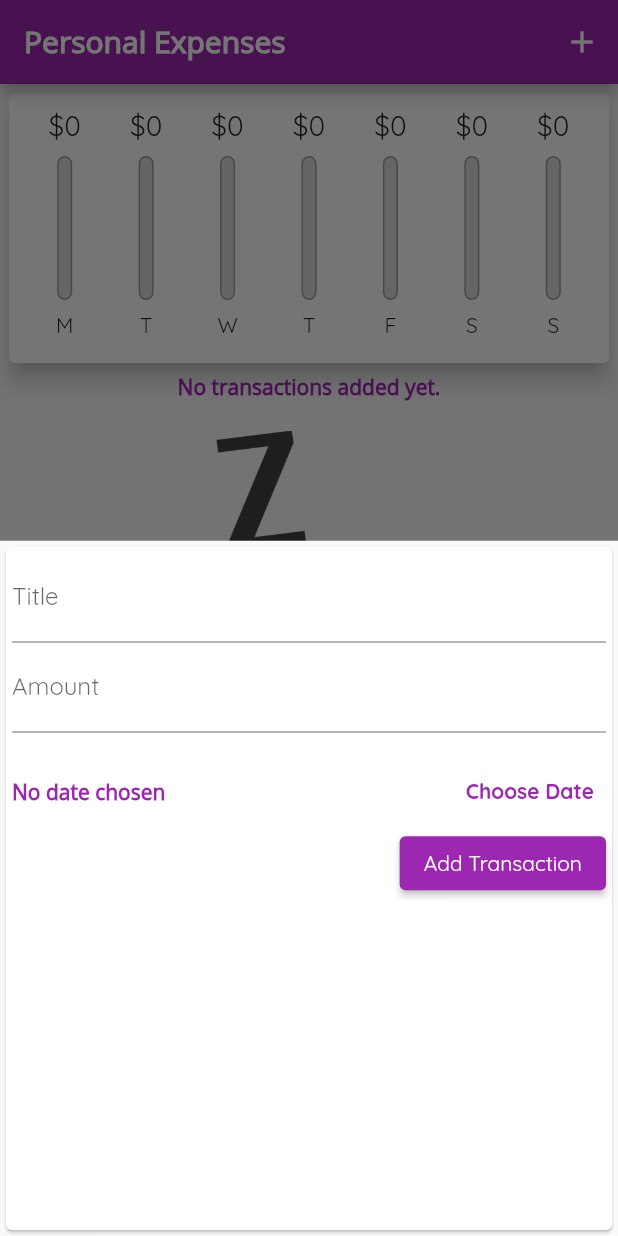
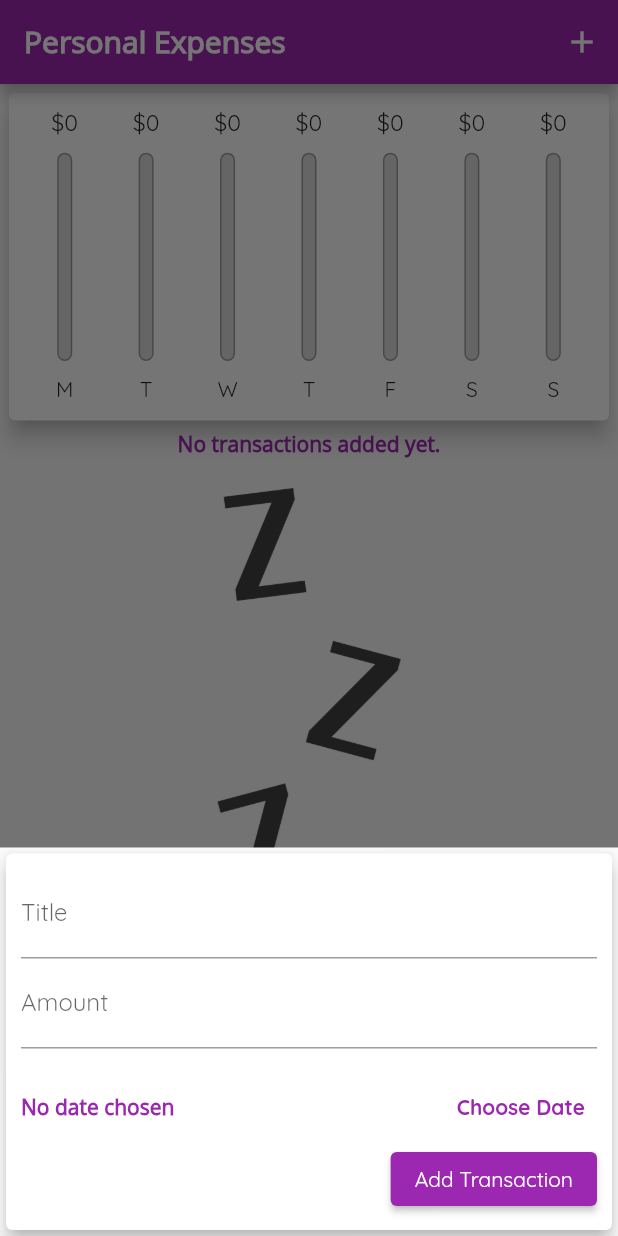
Before and after one commit to RohitDwivedi97/expense-tracker, a Flutter app: the screen it shows after launch, after a tap on the "add" icon, on a phone screen of 412 x 824 dp. Run offline on Flutter 3.47's test engine with Material 2 defaults, Android fonts, the phone set to English and light mode, and no system bars; our stand-ins replace sqflite; accounts and stored records are empty.

Commit message:
Added delete label besides delete icon when screen width is more than 460 . Also did some bug fixes. Made bottom sheet move up when keyboard shows up on the screen.

```diff
--- a/lib/main.dart
+++ b/lib/main.dart
@@ -10,13 +10,6 @@ import 'package:flutter/services.dart';
 var db;
 void main() async {
   db = await openDatabaseConnection();
-  // One solution to fix the UI in landscape mode is to is to not allow landscape mode at all.
-  // so let's try that out.
-  WidgetsFlutterBinding.ensureInitialized();
-  SystemChrome.setPreferredOrientations([
-    DeviceOrientation.portraitUp,
-    DeviceOrientation.portraitDown
-  ]);
   runApp(MyApp());
 }
 
@@ -87,6 +80,7 @@ class _MyHomePageState extends State<MyHomePage> {
   void startAddModalSheet(BuildContext ctx) {
     showModalBottomSheet(
         context: ctx,
+        isScrollControlled: true,
         builder: (_) {
           return NewTransaction(onAddTransaction: _onAddTrancation);
         });
@@ -98,8 +92,14 @@ class _MyHomePageState extends State<MyHomePage> {
     });
   }
 
+  bool _showChart = false;
+
   @override
   Widget build(BuildContext context) {
+    final mediaQuery = MediaQuery.of(context);
+    final _isLandscape =
+        mediaQuery.orientation == Orientation.landscape;
+
     final appBar = AppBar(
       title: Text('Personal Expenses'),
       actions: <Widget>[
@@ -112,6 +112,23 @@ class _MyHomePageState extends State<MyHomePage> {
       ],
     );
 
+    final txList = Container(
+      height: (mediaQuery.size.height -
+              appBar.preferredSize.height -
+              mediaQuery.padding.top) *
+          0.6,
+      child: TransactionList(
+          userTransactions: transactions, deleteById: _deleteById),
+    );
+
+    final chart = Container(
+      height: (mediaQuery.size.height -
+              appBar.preferredSize.height -
+              mediaQuery.padding.top) *
+          (_isLandscape ?  0.7: 0.3),
+      child: Chart(recentTransactions: _recentTransactions),
+    );
+
     return Scaffold(
       appBar: appBar,
       body: SingleChildScrollView(
@@ -120,15 +137,25 @@ class _MyHomePageState extends State<MyHomePage> {
               mainAxisAlignment: MainAxisAlignment.start,
               crossAxisAlignment: CrossAxisAlignment.stretch,
               children: <Widget>[
-                Container(
-                  height: (MediaQuery.of(context).size.height - appBar.preferredSize.height) * 0.25,
-                  child: Chart(recentTransactions: _recentTransactions),
+                if (_isLandscape)
+                  Row(
+                    mainAxisAlignment: MainAxisAlignment.center,
+                    children: [
+                      Text('Show Chart'),
+                      Switch(
+                          value: _showChart,
+                          onChanged: (val) {
+                            setState(() {
+                              _showChart = val;
+                            });
+                          }),
+                    ],
                   ),
-                Container(
-                  height: (MediaQuery.of(context).size.height - appBar.preferredSize.height) * 0.6,
-                  child: TransactionList(
-                      userTransactions: transactions, deleteById: _deleteById),
-                ),
+                  if(!_isLandscape) chart,
+                  if(!_isLandscape) txList,
+                  if(_isLandscape) _showChart
+                    ? chart
+                    : txList
               ]),
         ),
       ),
--- a/lib/widgets/chart_bar.dart
+++ b/lib/widgets/chart_bar.dart
@@ -15,14 +15,14 @@ class ChartBar extends StatelessWidget {
       return Column(
         children: <Widget>[
           Container(
-            height: constraints.maxHeight * 0.15,
+            height: constraints.maxHeight * 0.1,
             child: FittedBox(
               child: Text('\$${spendingAmount.toStringAsFixed(0)}'),
             ),
           ),
           SizedBox(height: constraints.maxHeight * 0.05),
           Container(
-              height: constraints.maxHeight * 0.6,
+              height: constraints.maxHeight * 0.7,
               width: 10,
               child: Stack(
                 children: <Widget>[
@@ -45,7 +45,7 @@ class ChartBar extends StatelessWidget {
               )),
           SizedBox(height: constraints.maxHeight * 0.05),
           Container(
-            height: constraints.maxHeight * 0.15,
+            height: constraints.maxHeight * 0.1,
             child: Text(label),
           ),
         ],
--- a/lib/widgets/listItem.dart
+++ b/lib/widgets/listItem.dart
@@ -44,7 +44,12 @@ class ListItem extends StatelessWidget {
         subtitle: Text(
           DateFormat.yMMMMd().format(DateTime.parse(transaction.datetime)),
         ),
-        trailing: IconButton(
+        trailing: MediaQuery.of(context).size.width > 460 ? FlatButton.icon(
+          icon: Icon(Icons.delete),
+          label: Text('Delete'),
+          textColor: Theme.of(context).errorColor,
+          onPressed: () => deleteById(transaction.id),
+        ) :IconButton(
           color: Theme.of(context).errorColor,
           icon: Icon(Icons.delete),
           onPressed: () => deleteById(transaction.id),
--- a/lib/widgets/new_transaction.dart
+++ b/lib/widgets/new_transaction.dart
@@ -37,7 +37,7 @@ class _NewTransactionState extends State<NewTransaction> {
             lastDate: DateTime.now())
         .then((pickedDate) {
       setState(() {
-            if(pickedDate == null){
+        if (pickedDate == null) {
           return;
         }
         _selectedDate = pickedDate;
@@ -47,9 +47,16 @@ class _NewTransactionState extends State<NewTransaction> {
 
   @override
   Widget build(BuildContext context) {
-    return Card(
+    return SingleChildScrollView(
+      child: Card(
+          elevation: 5,
           child: Container(
-      padding: EdgeInsets.all(4.0),
+            padding: EdgeInsets.only(
+              top: 10,
+              left: 10,
+              right: 10,
+              bottom: MediaQuery.of(context).viewInsets.bottom + 10,
+            ),
             child: Column(
               crossAxisAlignment: CrossAxisAlignment.end,
               children: <Widget>[
@@ -72,13 +79,16 @@ class _NewTransactionState extends State<NewTransaction> {
                   child: Row(
                     children: <Widget>[
                       Expanded(
-                  child: Text(_selectedDate == null ? 'No date chosen' : DateFormat.yMd().format(_selectedDate),
+                        child: Text(
+                            _selectedDate == null
+                                ? 'No date chosen'
+                                : DateFormat.yMd().format(_selectedDate),
                             style: Theme.of(context).textTheme.headline1),
                       ),
                       TextButton(
                         child: Text('Choose Date',
-                      style:
-                          TextStyle(fontWeight: FontWeight.bold, fontSize: 14)),
+                            style: TextStyle(
+                                fontWeight: FontWeight.bold, fontSize: 14)),
                         onPressed: _presentDatePicker,
                       ),
                     ],
@@ -92,6 +102,7 @@ class _NewTransactionState extends State<NewTransaction> {
                 )
               ],
             ),
-    ));
+          )),
+    );
   }
 }
--- a/lib/widgets/transaction_list.dart
+++ b/lib/widgets/transaction_list.dart
@@ -12,28 +12,31 @@ class TransactionList extends StatelessWidget {
   Widget build(BuildContext context) {
     return Container(
       child: userTransactions.isEmpty
-          ? Column(
+          ? LayoutBuilder(builder: (context, constraints) {
+              return Column(
                 children: <Widget>[
                   Text(
                     'No transactions added yet.',
                     style: Theme.of(context).textTheme.headline1,
                   ),
-                SizedBox(
-                  height: 20
-                ),
+                  SizedBox(height: 20),
                   Container(
-                  height: 300,
+                    height: constraints.maxHeight * 0.6,
                     child: Image.asset(
                       'assets/images/waiting.png',
                       fit: BoxFit.cover,
                     ),
                   ),
                 ],
-            )
+              );
+            })
           : ListView.builder(
               itemCount: userTransactions.length,
               itemBuilder: (context, index) {
-                return ListItem(transaction: userTransactions[index], deleteById: deleteById,);
+                return ListItem(
+                  transaction: userTransactions[index],
+                  deleteById: deleteById,
+                );
               },
             ),
     );
```
Lines whose indentation alone changed are shown as unchanged.
